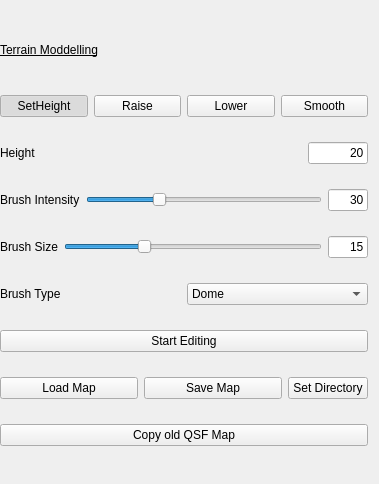
KillerConsti/EditorTools, file asset_collector_tool/qsf_editor/tools/TerrainEditToolbox.ui: the form before one commit.
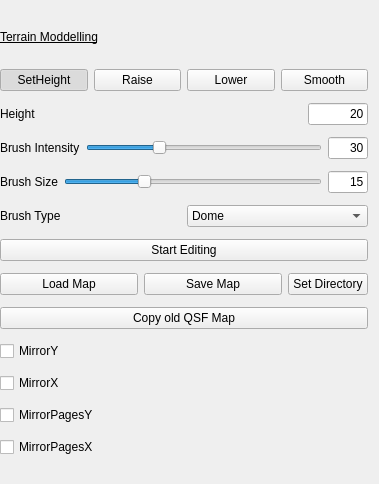
The form after the commit.

```diff
--- a/asset_collector_tool/qsf_editor/tools/TerrainEditToolbox.ui
+++ b/asset_collector_tool/qsf_editor/tools/TerrainEditToolbox.ui
@@ -325,6 +325,34 @@
      </property>
     </widget>
    </item>
+   <item>
+    <widget class="QCheckBox" name="MirrorY">
+     <property name="text">
+      <string>MirrorY</string>
+     </property>
+    </widget>
+   </item>
+   <item>
+    <widget class="QCheckBox" name="MirrorX">
+     <property name="text">
+      <string>MirrorX</string>
+     </property>
+    </widget>
+   </item>
+   <item>
+    <widget class="QCheckBox" name="MirrorPagesY">
+     <property name="text">
+      <string>MirrorPagesY</string>
+     </property>
+    </widget>
+   </item>
+   <item>
+    <widget class="QCheckBox" name="MirrorPagesX">
+     <property name="text">
+      <string>MirrorPagesX</string>
+     </property>
+    </widget>
+   </item>
   </layout>
  </widget>
  <resources/>
```
